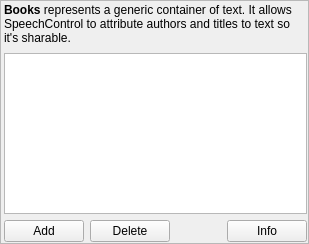
Before: the Qt Designer form ui/windows/settings/booksettingspane.ui in smartboyhw/speechcontrol, drawn with Qt 5.
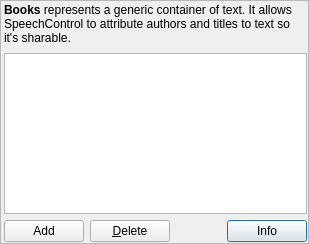
After: the same form once the commit is applied.

Diff of the .ui file:
```diff
--- a/ui/windows/settings/booksettingspane.ui
+++ b/ui/windows/settings/booksettingspane.ui
@@ -104,7 +104,10 @@
          </sizepolicy>
         </property>
         <property name="text">
-         <string>Delete</string>
+         <string>&amp;Delete</string>
+        </property>
+        <property name="shortcut">
+         <string>Del</string>
         </property>
        </widget>
       </item>
@@ -126,6 +129,12 @@
         <property name="text">
          <string>Info</string>
         </property>
+        <property name="shortcut">
+         <string>Space</string>
+        </property>
+        <property name="default">
+         <bool>true</bool>
+        </property>
        </widget>
       </item>
      </layout>
```
Left out of the diff: 3 changed lines with no effect on the pictures.
